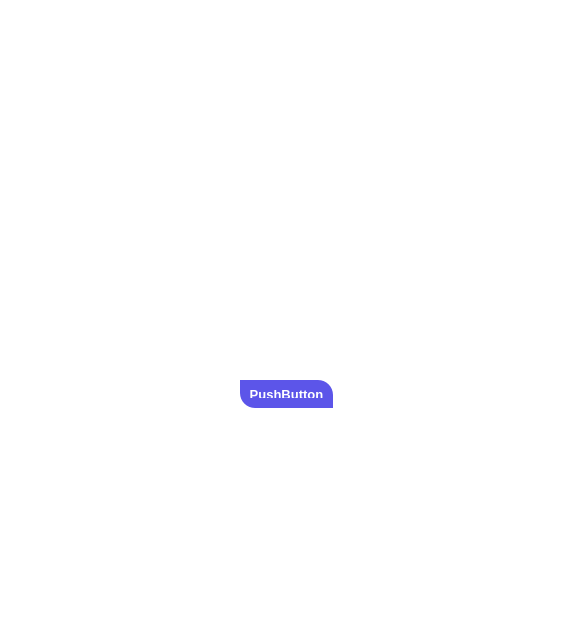
Qt form ui/studentEditProfile.ui (KramStyles/ada) before a commit.
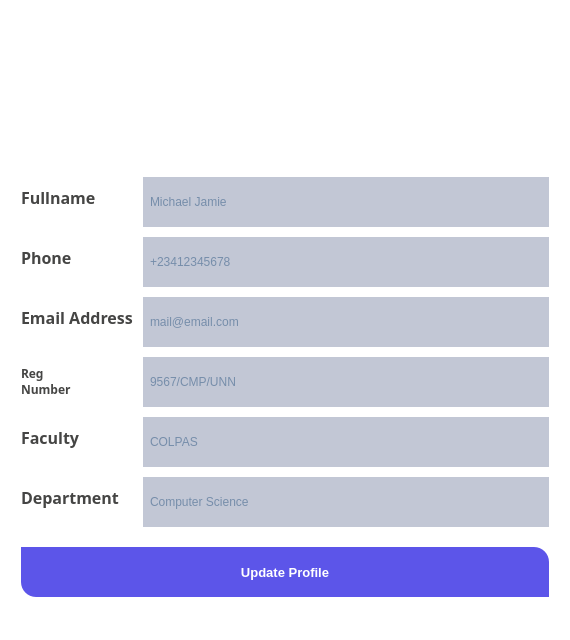
The same form after that commit. Icons and pictures are not drawn.

Commit message: Trying to update user profile

```diff
--- a/ui/studentEditProfile.ui
+++ b/ui/studentEditProfile.ui
@@ -478,19 +478,219 @@
 }
 </string>
   </property>
-  <widget class="QPushButton" name="pushButton">
-   <property name="geometry">
-    <rect>
-     <x>240</x>
-     <y>380</y>
-     <width>93</width>
-     <height>28</height>
-    </rect>
-   </property>
-   <property name="text">
-    <string>PushButton</string>
-   </property>
-  </widget>
+  <layout class="QVBoxLayout" name="verticalLayout">
+   <item>
+    <layout class="QFormLayout" name="formLayout">
+     <property name="horizontalSpacing">
+      <number>10</number>
+     </property>
+     <property name="verticalSpacing">
+      <number>10</number>
+     </property>
+     <property name="leftMargin">
+      <number>10</number>
+     </property>
+     <property name="topMargin">
+      <number>10</number>
+     </property>
+     <property name="rightMargin">
+      <number>10</number>
+     </property>
+     <item row="0" column="1">
+      <spacer name="verticalSpacer_2">
+       <property name="orientation">
+        <enum>Qt::Vertical</enum>
+       </property>
+       <property name="sizeHint" stdset="0">
+        <size>
+         <width>20</width>
+         <height>40</height>
+        </size>
+       </property>
+      </spacer>
+     </item>
+     <item row="1" column="1">
+      <spacer name="verticalSpacer">
+       <property name="orientation">
+        <enum>Qt::Vertical</enum>
+       </property>
+       <property name="sizeHint" stdset="0">
+        <size>
+         <width>20</width>
+         <height>40</height>
+        </size>
+       </property>
+      </spacer>
+     </item>
+     <item row="2" column="0">
+      <widget class="QLabel" name="label">
+       <property name="text">
+        <string>Fullname</string>
+       </property>
+      </widget>
+     </item>
+     <item row="2" column="1">
+      <widget class="QLineEdit" name="txtFullname">
+       <property name="minimumSize">
+        <size>
+         <width>0</width>
+         <height>50</height>
+        </size>
+       </property>
+       <property name="placeholderText">
+        <string>Michael Jamie</string>
+       </property>
+      </widget>
+     </item>
+     <item row="3" column="0">
+      <widget class="QLabel" name="label_2">
+       <property name="text">
+        <string>Phone</string>
+       </property>
+      </widget>
+     </item>
+     <item row="3" column="1">
+      <widget class="QLineEdit" name="txtPhone">
+       <property name="minimumSize">
+        <size>
+         <width>0</width>
+         <height>50</height>
+        </size>
+       </property>
+       <property name="placeholderText">
+        <string>+23412345678</string>
+       </property>
+      </widget>
+     </item>
+     <item row="4" column="0">
+      <widget class="QLabel" name="label_3">
+       <property name="text">
+        <string>Email Address</string>
+       </property>
+      </widget>
+     </item>
+     <item row="4" column="1">
+      <layout class="QHBoxLayout" name="horizontalLayout_2">
+       <property name="spacing">
+        <number>0</number>
+       </property>
+       <item>
+        <widget class="QLineEdit" name="txtEmail">
+         <property name="minimumSize">
+          <size>
+           <width>0</width>
+           <height>50</height>
+          </size>
+         </property>
+         <property name="echoMode">
+          <enum>QLineEdit::Normal</enum>
+         </property>
+         <property name="placeholderText">
+          <string>mail@email.com</string>
+         </property>
+        </widget>
+       </item>
+      </layout>
+     </item>
+     <item row="6" column="0">
+      <widget class="QLabel" name="label_6">
+       <property name="text">
+        <string>&lt;html&gt;&lt;head/&gt;&lt;body&gt;&lt;p&gt;&lt;span style=&quot; font-size:9pt;&quot;&gt;Reg&lt;br&gt; Number
+&lt;/span&gt;&lt;/p&gt;&lt;/body&gt;&lt;/html&gt;</string>
+       </property>
+      </widget>
+     </item>
+     <item row="6" column="1">
+      <widget class="QLineEdit" name="txtReg">
+       <property name="minimumSize">
+        <size>
+         <width>0</width>
+         <height>50</height>
+        </size>
+       </property>
+       <property name="echoMode">
+        <enum>QLineEdit::Normal</enum>
+       </property>
+       <property name="placeholderText">
+        <string>9567/CMP/UNN</string>
+       </property>
+      </widget>
+     </item>
+     <item row="7" column="0">
+      <widget class="QLabel" name="label_4">
+       <property name="text">
+        <string>Faculty</string>
+       </property>
+      </widget>
+     </item>
+     <item row="7" column="1">
+      <widget class="QLineEdit" name="txtFac">
+       <property name="minimumSize">
+        <size>
+         <width>0</width>
+         <height>50</height>
+        </size>
+       </property>
+       <property name="placeholderText">
+        <string>COLPAS</string>
+       </property>
+      </widget>
+     </item>
+     <item row="8" column="0">
+      <widget class="QLabel" name="label_5">
+       <property name="text">
+        <string>Department</string>
+       </property>
+      </widget>
+     </item>
+     <item row="8" column="1">
+      <widget class="QLineEdit" name="txtDept">
+       <property name="minimumSize">
+        <size>
+         <width>0</width>
+         <height>50</height>
+        </size>
+       </property>
+       <property name="placeholderText">
+        <string>Computer Science</string>
+       </property>
+      </widget>
+     </item>
+     <item row="9" column="0">
+      <layout class="QHBoxLayout" name="horizontalLayout"/>
+     </item>
+     <item row="10" column="0" colspan="2">
+      <widget class="QPushButton" name="btnUpdate">
+       <property name="minimumSize">
+        <size>
+         <width>0</width>
+         <height>50</height>
+        </size>
+       </property>
+       <property name="styleSheet">
+        <string notr="true"/>
+       </property>
+       <property name="text">
+        <string>Update Profile</string>
+       </property>
+      </widget>
+     </item>
+     <item row="11" column="0" colspan="2">
+      <widget class="QLabel" name="lblMsg">
+       <property name="styleSheet">
+        <string notr="true">color: #5564F2;</string>
+       </property>
+       <property name="text">
+        <string/>
+       </property>
+       <property name="alignment">
+        <set>Qt::AlignCenter</set>
+       </property>
+      </widget>
+     </item>
+    </layout>
+   </item>
+  </layout>
  </widget>
  <resources/>
  <connections/>
```
The commit also changes 3 other files.
